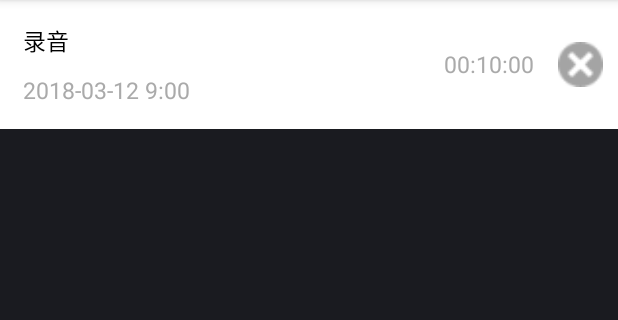
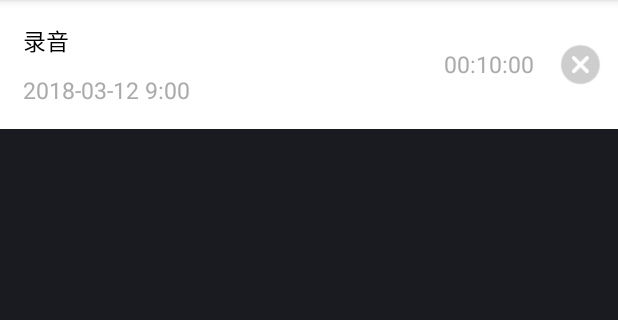
Before and after one commit to XieXiePro/AndroidSoundRecorder, an Android app: the layout audio_list_item.xml on its own in the app's theme, with its tools: preview values and no code run, on a phone screen of 412 x 824 dp, the part 84-404 px from its top. Run offline under Robolectric (Android 15) with nearby library versions, the phone set to English and light mode, and no system bars.

Commit message:
录音选择优化

```diff
--- a/soundrecorderlib/src/main/java/pro/xp/com/soundrecorderlib/seleteaudio/ui/AudioSelectAdapter.java
+++ b/soundrecorderlib/src/main/java/pro/xp/com/soundrecorderlib/seleteaudio/ui/AudioSelectAdapter.java
@@ -48,7 +48,7 @@ public class AudioSelectAdapter extends SuperBaseAdpter<AudioBean> {
         this.type = type;
     }
 
-    AudioSelectAdapter(Context context) {
+    public AudioSelectAdapter(Context context) {
         super(context);
         mTimerFormat = context.getResources().getString(R.string.timer_format);
     }
--- a/soundrecorderlib/src/main/res/layout/audio_list_item.xml
+++ b/soundrecorderlib/src/main/res/layout/audio_list_item.xml
@@ -57,7 +57,7 @@
                 android:id="@+id/id_audio_delete"
                 android:layout_width="30dp"
                 android:layout_height="30dp"
-                android:background="@mipmap/search_clear_pressed" />
+                android:background="@mipmap/delete" />
         </LinearLayout>
 
     </LinearLayout>
```
Also changed, not shown: soundrecorderlib/build.gradle (line endings or trailing spaces), soundrecorderlib/src/main/res/mipmap-xhdpi/delete.png (added), soundrecorderlib/src/main/res/mipmap-xhdpi/search_clear_pressed.png (deleted).
